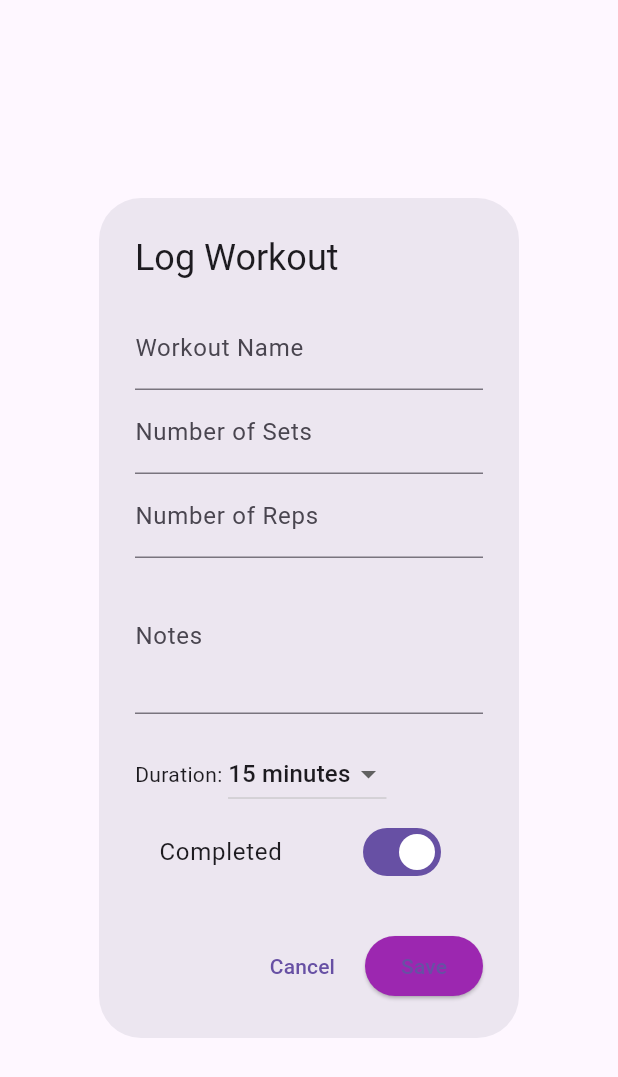
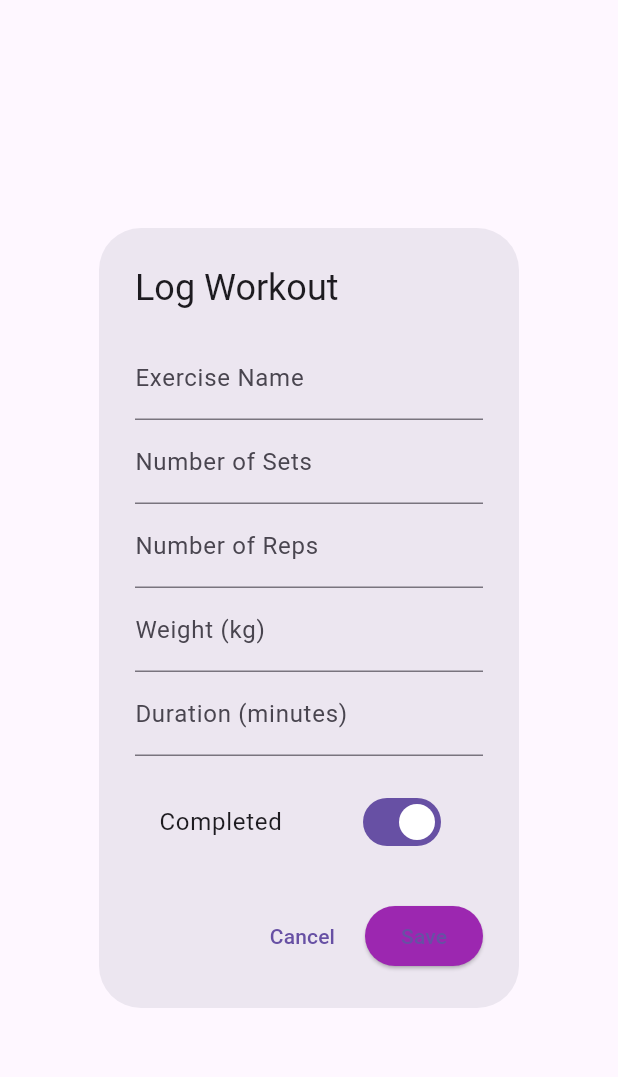
Before and after one commit to gsu-jla/Fitness-Tracker-App, a Flutter app: the _WorkoutLogDialog widget shown alone on an empty page, opened directly with empty values, after a tap on "Save", on a phone screen of 412 x 824 dp. Shown: the top 1077 px of the screen. Run offline on Flutter 3.47's test engine with Material 3 defaults, Android fonts, the phone set to English and light mode, and no system bars; our stand-ins replace fl_chart, sqflite, sqflite_common_ffi; accounts and stored records are empty.

Commit message:
workout log fix

```diff
--- a/lib/database/database_helper.dart
+++ b/lib/database/database_helper.dart
@@ -460,16 +460,21 @@ class DatabaseHelper {
   // Get a specific workout by ID
   Future<Map<String, dynamic>> getWorkout(int id) async {
     final db = await database;
-    final List<Map<String, dynamic>> maps = await db.query(
+    final results = await db.query(
       'workouts',
       where: 'id = ?',
       whereArgs: [id],
     );
 
-    if (maps.isEmpty) {
+    if (results.isEmpty) {
       throw Exception('Workout not found');
     }
-    return maps.first;
+
+    final workout = results.first;
+    return {
+      ...workout,
+      'exercises': workout['exercises'], // This is already a JSON string
+    };
   }
 
   // Update workout status
--- a/lib/workout_log_screen.dart
+++ b/lib/workout_log_screen.dart
@@ -278,39 +278,31 @@ class _WorkoutLogScreenState extends State<WorkoutLogScreen> {
 // Dialog for adding or editing workout logs
 class _WorkoutLogDialog extends StatefulWidget {
   final Map<String, dynamic>? log;
-  final String? workoutName;
   final Function(Map<String, dynamic>) onSave;
 
-  const _WorkoutLogDialog({
-    Key? key,
-    this.log,
-    this.workoutName,
-    required this.onSave,
-  }) : super(key: key);
+  _WorkoutLogDialog({this.log, required this.onSave});
 
   @override
   _WorkoutLogDialogState createState() => _WorkoutLogDialogState();
 }
 
 class _WorkoutLogDialogState extends State<_WorkoutLogDialog> {
-  // Controllers for form fields
-  late TextEditingController _nameController;
-  late TextEditingController _setsController;
-  late TextEditingController _repsController;
-  late TextEditingController _notesController;
-  late Duration _duration;
-  late bool _completed;
+  final exerciseController = TextEditingController();
+  final setsController = TextEditingController();
+  final repsController = TextEditingController();
+  final weightController = TextEditingController();
+  final durationController = TextEditingController();
 
   @override
   void initState() {
     super.initState();
-    // Initialize controllers with existing log data or defaults
-    _nameController = TextEditingController(text: widget.log?['workoutName'] ?? widget.workoutName ?? '');
-    _setsController = TextEditingController(text: widget.log?['sets']?.toString() ?? '');
-    _repsController = TextEditingController(text: widget.log?['reps']?.toString() ?? '');
-    _notesController = TextEditingController(text: widget.log?['notes'] ?? '');
-    _duration = widget.log?['duration'] ?? Duration(minutes: 15);
-    _completed = widget.log?['completed'] ?? true;
+    if (widget.log != null) {
+      exerciseController.text = widget.log!['exercise'].toString();
+      setsController.text = widget.log!['sets'].toString();
+      repsController.text = widget.log!['reps'].toString();
+      weightController.text = widget.log!['weight'].toString();
+      durationController.text = widget.log!['duration'].toString();
+    }
   }
 
   @override
@@ -323,62 +315,40 @@ class _WorkoutLogDialogState extends State<_WorkoutLogDialog> {
           children: [
             // Form fields for workout details
             TextField(
-              controller: _nameController,
-              decoration: InputDecoration(labelText: 'Workout Name'),
+              controller: exerciseController,
+              decoration: InputDecoration(labelText: 'Exercise Name'),
             ),
             TextField(
-              controller: _setsController,
+              controller: setsController,
               decoration: InputDecoration(labelText: 'Number of Sets'),
               keyboardType: TextInputType.number,
             ),
             TextField(
-              controller: _repsController,
+              controller: repsController,
               decoration: InputDecoration(labelText: 'Number of Reps'),
               keyboardType: TextInputType.number,
             ),
             TextField(
-              controller: _notesController,
-              decoration: InputDecoration(labelText: 'Notes'),
-              maxLines: 3,
+              controller: weightController,
+              decoration: InputDecoration(labelText: 'Weight (kg)'),
+              keyboardType: TextInputType.numberWithOptions(decimal: true),
+            ),
+            TextField(
+              controller: durationController,
+              decoration: InputDecoration(labelText: 'Duration (minutes)'),
+              keyboardType: TextInputType.number,
             ),
             SizedBox(height: 16),
-            // Duration dropdown
-            Row(
-              children: [
-                Text('Duration: '),
-                DropdownButton<Duration>(
-                  value: _duration,
-                  items: [
-                    Duration(minutes: 5),
-                    Duration(minutes: 10),
-                    Duration(minutes: 15),
-                    Duration(minutes: 20),
-                    Duration(minutes: 30),
-                    Duration(minutes: 45),
-                    Duration(minutes: 60),
-                  ].map((Duration duration) {
-                    return DropdownMenuItem<Duration>(
-                      value: duration,
-                      child: Text('${duration.inMinutes} minutes'),
-                    );
-                  }).toList(),
-                  onChanged: (Duration? newValue) {
-                    if (newValue != null) {
-                      setState(() {
-                        _duration = newValue;
-                      });
-                    }
-                  },
-                ),
-              ],
-            ),
             // Completion status toggle
             SwitchListTile(
               title: Text('Completed'),
-              value: _completed,
+              value: widget.log?['completed'] ?? true,
               onChanged: (bool value) {
                 setState(() {
-                  _completed = value;
+                  widget.onSave({
+                    ...(widget.log ?? {}),
+                    'completed': value,
+                  });
                 });
               },
             ),
@@ -395,12 +365,12 @@ class _WorkoutLogDialogState extends State<_WorkoutLogDialog> {
           onPressed: () {
             final log = {
               'date': DateTime.now(),
-              'workoutName': _nameController.text,
-              'sets': int.tryParse(_setsController.text) ?? 3,
-              'reps': int.tryParse(_repsController.text) ?? 12,
-              'duration': _duration,
-              'notes': _notesController.text,
-              'completed': _completed,
+              'exercise': exerciseController.text,
+              'sets': int.tryParse(setsController.text) ?? 3,
+              'reps': int.tryParse(repsController.text) ?? 12,
+              'weight': double.tryParse(weightController.text) ?? 0.0,
+              'duration': Duration(minutes: int.tryParse(durationController.text) ?? 15),
+              'completed': widget.log?['completed'] ?? true,
             };
             widget.onSave(log);
           },
```
